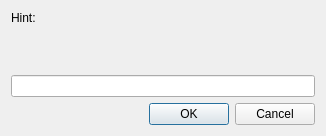
WizTeam/WizQTClient, file src/ui/WizLineInputDialog.ui: the form before one commit.
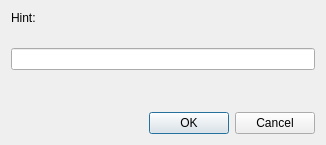
The form after the commit.

```diff
--- a/src/ui/WizLineInputDialog.ui
+++ b/src/ui/WizLineInputDialog.ui
@@ -7,7 +7,7 @@
     <x>0</x>
     <y>0</y>
     <width>326</width>
-    <height>136</height>
+    <height>145</height>
    </rect>
   </property>
   <property name="sizePolicy">
@@ -39,6 +39,13 @@
    <item>
     <widget class="QLineEdit" name="editInput"/>
    </item>
+   <item>
+    <widget class="QLabel" name="labelError">
+     <property name="text">
+      <string/>
+     </property>
+    </widget>
+   </item>
    <item>
     <widget class="QDialogButtonBox" name="buttonBox">
      <property name="orientation">
```
